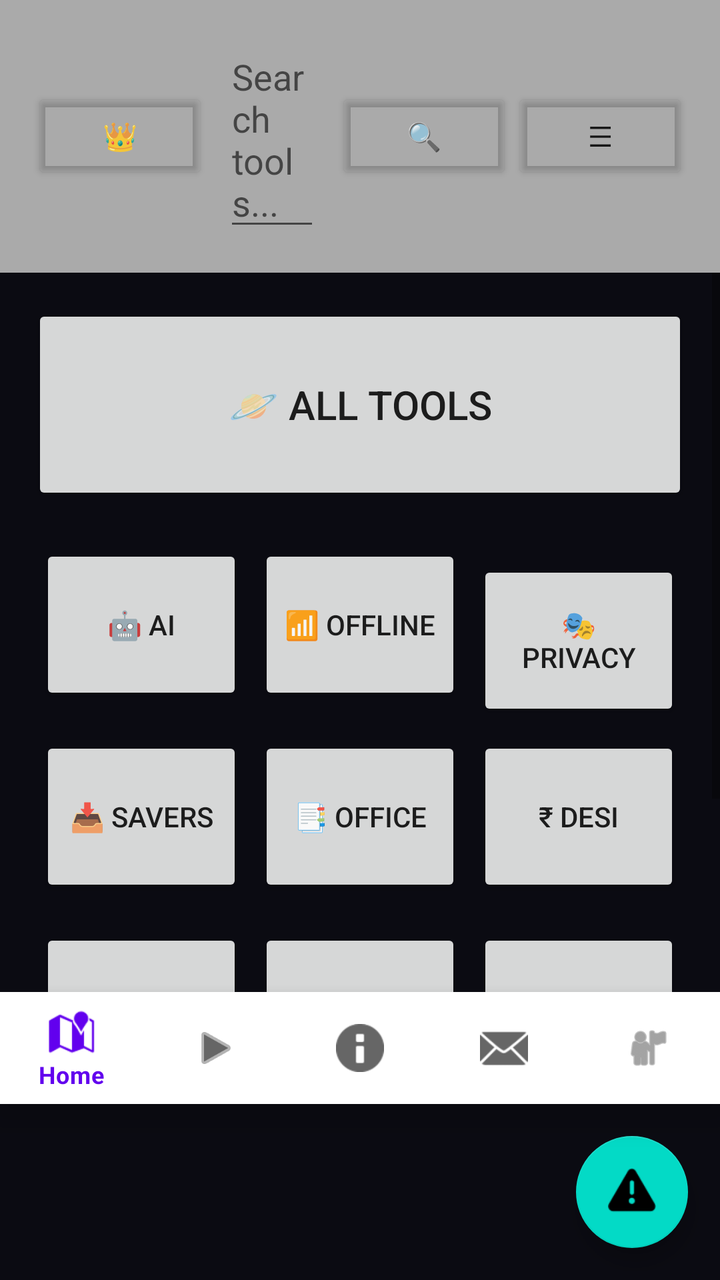
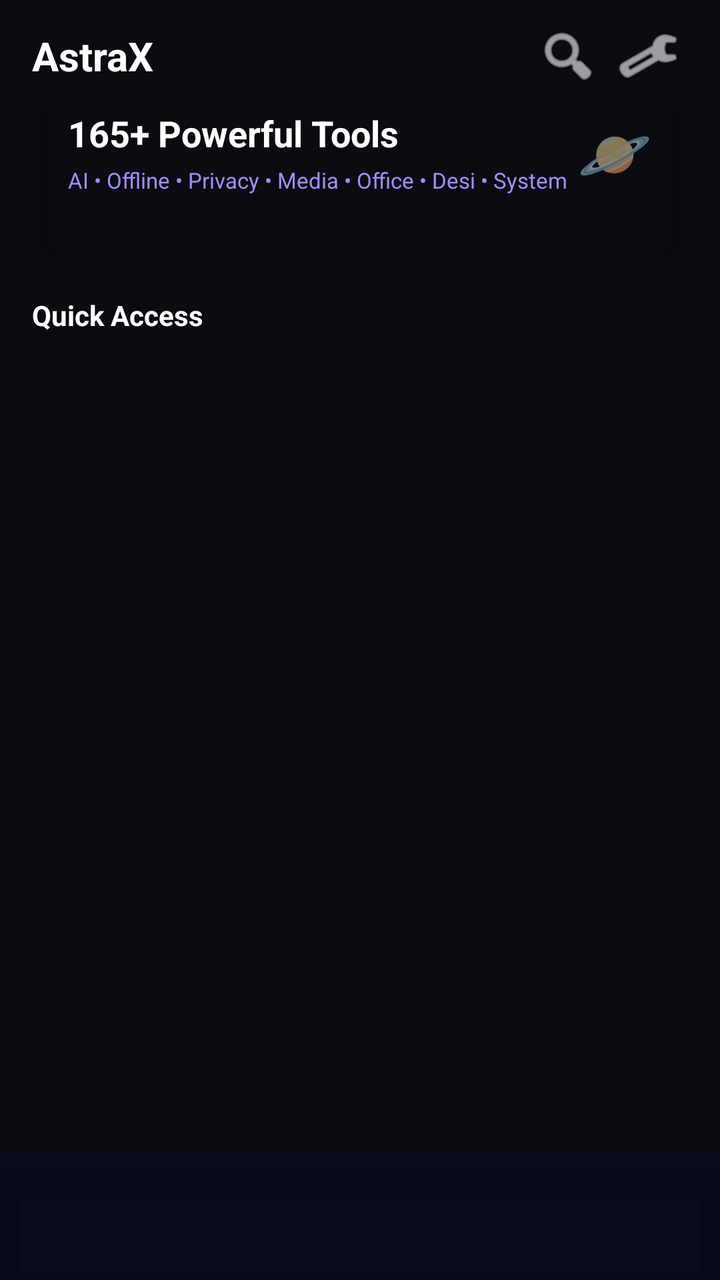

Before-and-after screenshots of an Android layout around one commit, followed by the original layout XML and the change that was made.
<!-- AndroidManifest.xml: application theme Theme.AstraX -->
<!-- res/layout/activity_main.xml -->
<?xml version="1.0" encoding="utf-8"?>
<LinearLayout xmlns:android="http://schemas.android.com/apk/res/android"
    xmlns:app="http://schemas.android.com/apk/res-auto"
    android:layout_width="match_parent"
    android:layout_height="match_parent"
    android:orientation="vertical">

    
    <LinearLayout
        android:layout_width="match_parent"
        android:layout_height="wrap_content"
        android:orientation="horizontal"
        android:gravity="center_vertical"
        android:padding="16dp"
        android:background="@android:color/darker_gray">

        <Button
            android:id="@+id/btn_vip_crown"
            android:layout_width="wrap_content"
            android:layout_height="wrap_content"
            android:text="👑"
            android:backgroundTint="@android:color/transparent" />

        <EditText
            android:id="@+id/search_input"
            android:layout_width="0dp"
            android:layout_height="wrap_content"
            android:layout_weight="1"
            android:layout_marginHorizontal="8dp"
            android:hint="Search tools..." />

        <Button
            android:id="@+id/btn_search"
            android:layout_width="wrap_content"
            android:layout_height="wrap_content"
            android:text="🔍"
            android:backgroundTint="@android:color/transparent" />

        <Button
            android:id="@+id/btn_menu"
            android:layout_width="wrap_content"
            android:layout_height="wrap_content"
            android:text="☰"
            android:backgroundTint="@android:color/transparent" />
    </LinearLayout>

    
    <FrameLayout
        android:layout_width="match_parent"
        android:layout_height="0dp"
        android:layout_weight="1">

        
        <ScrollView
            android:id="@+id/view_home"
            android:layout_width="match_parent"
            android:layout_height="match_parent"
            android:visibility="visible">

            <LinearLayout
                android:layout_width="match_parent"
                android:layout_height="wrap_content"
                android:orientation="vertical"
                android:padding="16dp">

                
                <Button
                    android:id="@+id/hero_tools_banner"
                    android:layout_width="match_parent"
                    android:layout_height="100dp"
                    android:text="🪐 All Tools"
                    android:textSize="20sp"
                    android:layout_marginBottom="16dp" />

                
                <LinearLayout
                    android:layout_width="match_parent"
                    android:layout_height="wrap_content"
                    android:orientation="horizontal"
                    android:layout_marginBottom="8dp">

                    <Button
                        android:id="@+id/folder_ai"
                        android:layout_width="0dp"
                        android:layout_height="80dp"
                        android:layout_weight="1"
                        android:text="🤖 AI"
                        android:layout_margin="4dp" />

                    <Button
                        android:id="@+id/folder_offline"
                        android:layout_width="0dp"
                        android:layout_height="80dp"
                        android:layout_weight="1"
                        android:text="📶 Offline"
                        android:layout_margin="4dp" />

                    <Button
                        android:id="@+id/folder_privacy"
                        android:layout_width="0dp"
                        android:layout_height="80dp"
                        android:layout_weight="1"
                        android:text="🎭 Privacy"
                        android:layout_margin="4dp" />
                </LinearLayout>

                <LinearLayout
                    android:layout_width="match_parent"
                    android:layout_height="wrap_content"
                    android:orientation="horizontal"
                    android:layout_marginBottom="8dp">

                    <Button
                        android:id="@+id/folder_savers"
                        android:layout_width="0dp"
                        android:layout_height="80dp"
                        android:layout_weight="1"
                        android:text="📥 Savers"
                        android:layout_margin="4dp" />

                    <Button
                        android:id="@+id/folder_office"
                        android:layout_width="0dp"
                        android:layout_height="80dp"
                        android:layout_weight="1"
                        android:text="📑 Office"
                        android:layout_margin="4dp" />

                    <Button
                        android:id="@+id/folder_desi"
                        android:layout_width="0dp"
                        android:layout_height="80dp"
                        android:layout_weight="1"
                        android:text="₹ Desi"
                        android:layout_margin="4dp" />
                </LinearLayout>

                <LinearLayout
                    android:layout_width="match_parent"
                    android:layout_height="wrap_content"
                    android:orientation="horizontal">

                    <Button
                        android:id="@+id/folder_media"
                        android:layout_width="0dp"
                        android:layout_height="80dp"
                        android:layout_weight="1"
                        android:text="🎵 Media"
                        android:layout_margin="4dp" />

                    <Button
                        android:id="@+id/folder_system"
                        android:layout_width="0dp"
                        android:layout_height="80dp"
                        android:layout_weight="1"
                        android:text="⚡ Boost"
                        android:layout_margin="4dp" />

                    <Button
                        android:id="@+id/folder_pro"
                        android:layout_width="0dp"
                        android:layout_height="80dp"
                        android:layout_weight="1"
                        android:text="🪐 Pro"
                        android:layout_margin="4dp" />
                </LinearLayout>

                <Button
                    android:id="@+id/btn_view_all"
                    android:layout_width="match_parent"
                    android:layout_height="wrap_content"
                    android:text="View All Tools"
                    android:layout_marginTop="16dp" />
            </LinearLayout>
        </ScrollView>

        
        <LinearLayout
            android:id="@+id/view_subfolders"
            android:layout_width="match_parent"
            android:layout_height="match_parent"
            android:orientation="vertical"
            android:visibility="gone"
            android:padding="16dp">

            <LinearLayout
                android:layout_width="match_parent"
                android:layout_height="wrap_content"
                android:orientation="horizontal"
                android:gravity="center_vertical">

                <Button
                    android:id="@+id/btn_back_to_categories"
                    android:layout_width="wrap_content"
                    android:layout_height="wrap_content"
                    android:text="← Back" />

                <TextView
                    android:id="@+id/subfolder_main_title"
                    android:layout_width="0dp"
                    android:layout_height="wrap_content"
                    android:layout_weight="1"
                    android:text="Category"
                    android:textSize="18sp"
                    android:gravity="center" />
            </LinearLayout>

            <LinearLayout
                android:id="@+id/subfolder_items_container"
                android:layout_width="match_parent"
                android:layout_height="0dp"
                android:layout_weight="1"
                android:orientation="vertical" />
        </LinearLayout>

        
        <LinearLayout
            android:id="@+id/view_tool_workspace"
            android:layout_width="match_parent"
            android:layout_height="match_parent"
            android:orientation="vertical"
            android:visibility="gone"
            android:padding="16dp">

            <LinearLayout
                android:layout_width="match_parent"
                android:layout_height="wrap_content"
                android:orientation="horizontal">

                <Button
                    android:id="@+id/btn_back_to_subfolders"
                    android:layout_width="wrap_content"
                    android:layout_height="wrap_content"
                    android:text="← Back" />

                <TextView
                    android:id="@+id/tool_active_title"
                    android:layout_width="0dp"
                    android:layout_height="wrap_content"
                    android:layout_weight="1"
                    android:text="Tool"
                    android:textSize="16sp"
                    android:gravity="center" />
            </LinearLayout>

            <TextView
                android:id="@+id/tool_description"
                android:layout_width="match_parent"
                android:layout_height="wrap_content"
                android:text="Description"
                android:textSize="14sp"
                android:layout_marginTop="8dp" />

            <EditText
                android:id="@+id/tool_input_field"
                android:layout_width="match_parent"
                android:layout_height="wrap_content"
                android:hint="Enter input"
                android:layout_marginTop="16dp" />

            <Button
                android:id="@+id/btn_run_tool"
                android:layout_width="match_parent"
                android:layout_height="wrap_content"
                android:text="Run Tool"
                android:layout_marginTop="8dp" />

            <TextView
                android:id="@+id/tool_output_box"
                android:layout_width="match_parent"
                android:layout_height="0dp"
                android:layout_weight="1"
                android:text="Output"
                android:layout_marginTop="16dp"
                android:padding="8dp"
                android:background="@android:color/darker_gray" />
        </LinearLayout>

        
        <TextView
            android:id="@+id/other_screen_title"
            android:layout_width="match_parent"
            android:layout_height="match_parent"
            android:gravity="center"
            android:textSize="20sp"
            android:visibility="gone" />

        
        <FrameLayout
            android:id="@+id/emergency_study_layer"
            android:layout_width="match_parent"
            android:layout_height="match_parent"
            android:visibility="gone"
            android:background="@android:color/white">

            <LinearLayout
                android:layout_width="match_parent"
                android:layout_height="match_parent"
                android:orientation="vertical"
                android:gravity="center">

                <TextView
                    android:layout_width="wrap_content"
                    android:layout_height="wrap_content"
                    android:text="📚 Study Mode Active"
                    android:textSize="24sp" />

                <Button
                    android:id="@+id/btn_close_emergency"
                    android:layout_width="wrap_content"
                    android:layout_height="wrap_content"
                    android:text="Close"
                    android:layout_marginTop="16dp" />
            </LinearLayout>
        </FrameLayout>
    </FrameLayout>

    
    <com.google.android.material.bottomnavigation.BottomNavigationView
        android:id="@+id/bottom_navigation"
        android:layout_width="match_parent"
        android:layout_height="wrap_content"
        app:menu="@menu/bottom_menu" />

    
    <com.google.android.material.floatingactionbutton.FloatingActionButton
        android:id="@+id/fab_panic"
        android:layout_width="wrap_content"
        android:layout_height="wrap_content"
        android:layout_gravity="bottom|end"
        android:layout_margin="16dp"
        android:src="@android:drawable/ic_dialog_alert" />
</LinearLayout>
<!-- resources referenced by this layout -->
<resources>
  <style name="Theme.AstraX" parent="Theme.MaterialComponents.DayNight.NoActionBar">
          <item name="android:windowBackground">@color/black_bg</item>
          <item name="android:statusBarColor">@color/black_bg</item>
      </style>
  <color name="black_bg">#0B0B12</color>
</resources>

<!-- the commit's change to res/layout/activity_main.xml (unified diff, before → after) -->
@@ -1,333 +1,155 @@
 <?xml version="1.0" encoding="utf-8"?>
-<LinearLayout xmlns:android="http://schemas.android.com/apk/res/android"
+<androidx.coordinatorlayout.widget.CoordinatorLayout
+    xmlns:android="http://schemas.android.com/apk/res/android"
     xmlns:app="http://schemas.android.com/apk/res-auto"
     android:layout_width="match_parent"
     android:layout_height="match_parent"
-    android:orientation="vertical">
+    android:background="@color/amoled_black"
+    android:padding="0dp">
 
     
     <LinearLayout
+        android:id="@+id/header_bar"
         android:layout_width="match_parent"
-        android:layout_height="wrap_content"
+        android:layout_height="56dp"
         android:orientation="horizontal"
         android:gravity="center_vertical"
-        android:padding="16dp"
-        android:background="@android:color/darker_gray">
+        android:paddingStart="16dp"
+        android:paddingEnd="16dp"
+        android:background="@color/amoled_black"
+        android:elevation="2dp">
 
-        <Button
-            android:id="@+id/btn_vip_crown"
+        <TextView
+            android:id="@+id/app_title"
             android:layout_width="wrap_content"
             android:layout_height="wrap_content"
-            android:text="👑"
-            android:backgroundTint="@android:color/transparent" />
+            android:text="AstraX"
+            android:textColor="@color/text_primary"
+            android:textSize="20sp"
+            android:textStyle="bold" />
 
-        <EditText
-            android:id="@+id/search_input"
-            android:layout_width="0dp"
-            android:layout_height="wrap_content"
-            android:layout_weight="1"
-            android:layout_marginHorizontal="8dp"
-            android:hint="Search tools..." />
+        <View android:layout_width="0dp" android:layout_height="wrap_content" android:layout_weight="1"/>
 
-        <Button
+        <ImageButton
             android:id="@+id/btn_search"
-            android:layout_width="wrap_content"
-            android:layout_height="wrap_content"
-            android:text="🔍"
-            android:backgroundTint="@android:color/transparent" />
+            android:layout_width="40dp"
+            android:layout_height="40dp"
+            android:src="@android:drawable/ic_menu_search"
+            android:backgroundTint="@android:color/transparent"
+            android:tint="@color/text_primary"/>
 
-        <Button
+        <ImageButton
             android:id="@+id/btn_menu"
-            android:layout_width="wrap_content"
-            android:layout_height="wrap_content"
-            android:text="☰"
-            android:backgroundTint="@android:color/transparent" />
+            android:layout_width="40dp"
+            android:layout_height="40dp"
+            android:src="@android:drawable/ic_menu_manage"
+            android:backgroundTint="@android:color/transparent"
+            android:tint="@color/text_primary"/>
     </LinearLayout>
 
     
-    <FrameLayout
+    <ScrollView
+        android:id="@+id/scroll_main"
         android:layout_width="match_parent"
-        android:layout_height="0dp"
-        android:layout_weight="1">
+        android:layout_height="match_parent"
+        android:layout_marginBottom="72dp"
+        app:layout_behavior="@string/appbar_scrolling_view_behavior">
 
-        
-        <ScrollView
-            android:id="@+id/view_home"
+        <LinearLayout
             android:layout_width="match_parent"
-            android:layout_height="match_parent"
-            android:visibility="visible">
+            android:layout_height="wrap_content"
+            android:orientation="vertical"
+            android:padding="16dp">
 
-            <LinearLayout
+            
+            <com.google.android.material.card.MaterialCardView
+                android:id="@+id/hero_tools_banner"
+                android:layout_width="match_parent"
+                android:layout_height="120dp"
+                app:cardCornerRadius="16dp"
+                app:cardBackgroundColor="@android:color/transparent"
+                android:foreground="?attr/selectableItemBackground"
+                android:clickable="true"
+                android:focusable="true"
+                android:background="@drawable/hero_banner_gradient"
+                app:cardElevation="8dp">
+
+                <RelativeLayout
+                    android:layout_width="match_parent"
+                    android:layout_height="match_parent"
+                    android:padding="18dp">
+
+                    <LinearLayout
+                        android:layout_width="wrap_content"
+                        android:layout_height="wrap_content"
+                        android:orientation="vertical"
+                        android:layout_alignParentStart="true"
+                        android:layout_centerVertical="true">
+
+                        <TextView
+                            android:id="@+id/hero_title"
+                            android:layout_width="wrap_content"
+                            android:layout_height="wrap_content"
+                            android:text="165+ Powerful Tools"
+                            android:textColor="@color/text_primary"
+                            android:textSize="18sp"
+                            android:textStyle="bold"/>
+
+                        <TextView
+                            android:id="@+id/hero_sub"
+                            android:layout_width="wrap_content"
+                            android:layout_height="wrap_content"
+                            android:text="AI • Offline • Privacy • Media • Office • Desi • System"
+                            android:textColor="@color/accent_neon_purple"
+                            android:textSize="11sp"
+                            android:layout_marginTop="4dp"/>
+                    </LinearLayout>
+
+                    <TextView
+                        android:id="@+id/hero_icon"
+                        android:layout_width="wrap_content"
+                        android:layout_height="wrap_content"
+                        android:text="🪐"
+                        android:textSize="30sp"
+                        android:layout_alignParentEnd="true"
+                        android:layout_centerVertical="true"/>
+                </RelativeLayout>
+            </com.google.android.material.card.MaterialCardView>
+
+            
+            <TextView
+                android:layout_width="wrap_content"
+                android:layout_height="wrap_content"
+                android:text="Quick Access"
+                android:textColor="@color/text_primary"
+                android:textSize="14sp"
+                android:textStyle="bold"
+                android:layout_marginTop="12dp"/>
+
+            <androidx.recyclerview.widget.RecyclerView
+                android:id="@+id/quick_access_grid"
                 android:layout_width="match_parent"
                 android:layout_height="wrap_content"
-                android:orientation="vertical"
-                android:padding="16dp">
-
+                android:overScrollMode="never"
+                android:layout_marginTop="8dp"
+                android:nestedScrollingEnabled="false"
+                android:clipToPadding="false"
+                android:paddingBottom="6dp"/>
                 
-                <Button
-                    android:id="@+id/hero_tools_banner"
-                    android:layout_width="match_parent"
-                    android:layout_height="100dp"
-                    android:text="🪐 All Tools"
-                    android:textSize="20sp"
-                    android:layout_marginBottom="16dp" />
-
-                
-                <LinearLayout
-                    android:layout_width="match_parent"
-                    android:layout_height="wrap_content"
-                    android:orientation="horizontal"
-                    android:layout_marginBottom="8dp">
-
-                    <Button
-                        android:id="@+id/folder_ai"
-                        android:layout_width="0dp"
-                        android:layout_height="80dp"
-                        android:layout_weight="1"
-                        android:text="🤖 AI"
-                        android:layout_margin="4dp" />
-
-                    <Button
-                        android:id="@+id/folder_offline"
-                        android:layout_width="0dp"
-                        android:layout_height="80dp"
-                        android:layout_weight="1"
-                        android:text="📶 Offline"
-                        android:layout_margin="4dp" />
-
-                    <Button
-                        android:id="@+id/folder_privacy"
-                        android:layout_width="0dp"
-                        android:layout_height="80dp"
-                        android:layout_weight="1"
-                        android:text="🎭 Privacy"
-                        android:layout_margin="4dp" />
-                </LinearLayout>
-
-                <LinearLayout
-                    android:layout_width="match_parent"
-                    android:layout_height="wrap_content"
-                    android:orientation="horizontal"
-                    android:layout_marginBottom="8dp">
-
-                    <Button
-                        android:id="@+id/folder_savers"
-                        android:layout_width="0dp"
-                        android:layout_height="80dp"
-                        android:layout_weight="1"
-                        android:text="📥 Savers"
-                        android:layout_margin="4dp" />
-
-                    <Button
-                        android:id="@+id/folder_office"
-                        android:layout_width="0dp"
-                        android:layout_height="80dp"
-                        android:layout_weight="1"
-                        android:text="📑 Office"
-                        android:layout_margin="4dp" />
-
-                    <Button
-                        android:id="@+id/folder_desi"
-                        android:layout_width="0dp"
-                        android:layout_height="80dp"
-                        android:layout_weight="1"
-                        android:text="₹ Desi"
-                        android:layout_margin="4dp" />
-                </LinearLayout>
-
-                <LinearLayout
-                    android:layout_width="match_parent"
-                    android:layout_height="wrap_content"
-                    android:orientation="horizontal">
-
-                    <Button
-                        android:id="@+id/folder_media"
-                        android:layout_width="0dp"
-                        android:layout_height="80dp"
-                        android:layout_weight="1"
-                        android:text="🎵 Media"
-                        android:layout_margin="4dp" />
-
-                    <Button
-                        android:id="@+id/folder_system"
-                        android:layout_width="0dp"
-                        android:layout_height="80dp"
-                        android:layout_weight="1"
-                        android:text="⚡ Boost"
-                        android:layout_margin="4dp" />
-
-                    <Button
-                        android:id="@+id/folder_pro"
-                        android:layout_width="0dp"
-                        android:layout_height="80dp"
-                        android:layout_weight="1"
-                        android:text="🪐 Pro"
-                        android:layout_margin="4dp" />
-                </LinearLayout>
-
-                <Button
-                    android:id="@+id/btn_view_all"
-                    android:layout_width="match_parent"
-                    android:layout_height="wrap_content"
-                    android:text="View All Tools"
-                    android:layout_marginTop="16dp" />
-            </LinearLayout>
-        </ScrollView>
-
-        
-        <LinearLayout
-            android:id="@+id/view_subfolders"
-            android:layout_width="match_parent"
-            android:layout_height="match_parent"
-            android:orientation="vertical"
-            android:visibility="gone"
-            android:padding="16dp">
-
-            <LinearLayout
-                android:layout_width="match_parent"
-                android:layout_height="wrap_content"
-                android:orientation="horizontal"
-                android:gravity="center_vertical">
-
-                <Button
-                    android:id="@+id/btn_back_to_categories"
-                    android:layout_width="wrap_content"
-                    android:layout_height="wrap_content"
-                    android:text="← Back" />
-
-                <TextView
-                    android:id="@+id/subfolder_main_title"
-                    android:layout_width="0dp"
-                    android:layout_height="wrap_content"
-                    android:layout_weight="1"
-                    android:text="Category"
-                    android:textSize="18sp"
-                    android:gravity="center" />
-            </LinearLayout>
-
-            <LinearLayout
-                android:id="@+id/subfolder_items_container"
-                android:layout_width="match_parent"
-                android:layout_height="0dp"
-                android:layout_weight="1"
-                android:orientation="vertical" />
         </LinearLayout>
-
-        
-        <LinearLayout
-            android:id="@+id/view_tool_workspace"
-            android:layout_width="match_parent"
-            android:layout_height="match_parent"
-            android:orientation="vertical"
-            android:visibility="gone"
-            android:padding="16dp">
-
-            <LinearLayout
-                android:layout_width="match_parent"
-                android:layout_height="wrap_content"
-                android:orientation="horizontal">
-
-                <Button
-                    android:id="@+id/btn_back_to_subfolders"
-                    android:layout_width="wrap_content"
-                    android:layout_height="wrap_content"
-                    android:text="← Back" />
-
-                <TextView
-                    android:id="@+id/tool_active_title"
-                    android:layout_width="0dp"
-                    android:layout_height="wrap_content"
-                    android:layout_weight="1"
-                    android:text="Tool"
-                    android:textSize="16sp"
-                    android:gravity="center" />
-            </LinearLayout>
-
-            <TextView
-                android:id="@+id/tool_description"
-                android:layout_width="match_parent"
-                android:layout_height="wrap_content"
-                android:text="Description"
-                android:textSize="14sp"
-                android:layout_marginTop="8dp" />
-
-            <EditText
-                android:id="@+id/tool_input_field"
-                android:layout_width="match_parent"
-                android:layout_height="wrap_content"
-                android:hint="Enter input"
-                android:layout_marginTop="16dp" />
-
-            <Button
-                android:id="@+id/btn_run_tool"
-                android:layout_width="match_parent"
-                android:layout_height="wrap_content"
-                android:text="Run Tool"
-                android:layout_marginTop="8dp" />
-
-            <TextView
-                android:id="@+id/tool_output_box"
-                android:layout_width="match_parent"
-                android:layout_height="0dp"
-                android:layout_weight="1"
-                android:text="Output"
-                android:layout_marginTop="16dp"
-                android:padding="8dp"
-                android:background="@android:color/darker_gray" />
-        </LinearLayout>
-
-        
-        <TextView
-            android:id="@+id/other_screen_title"
-            android:layout_width="match_parent"
-            android:layout_height="match_parent"
-            android:gravity="center"
-            android:textSize="20sp"
-            android:visibility="gone" />
-
-        
-        <FrameLayout
-            android:id="@+id/emergency_study_layer"
-            android:layout_width="match_parent"
-            android:layout_height="match_parent"
-            android:visibility="gone"
-            android:background="@android:color/white">
-
-            <LinearLayout
-                android:layout_width="match_parent"
-                android:layout_height="match_parent"
-                android:orientation="vertical"
-                android:gravity="center">
-
-                <TextView
-                    android:layout_width="wrap_content"
-                    android:layout_height="wrap_content"
-                    android:text="📚 Study Mode Active"
-                    android:textSize="24sp" />
-
-                <Button
-                    android:id="@+id/btn_close_emergency"
-                    android:layout_width="wrap_content"
-                    android:layout_height="wrap_content"
-                    android:text="Close"
-                    android:layout_marginTop="16dp" />
-            </LinearLayout>
-        </FrameLayout>
-    </FrameLayout>
+    </ScrollView>
 
     
     <com.google.android.material.bottomnavigation.BottomNavigationView
         android:id="@+id/bottom_navigation"
         android:layout_width="match_parent"
-        android:layout_height="wrap_content"
-        app:menu="@menu/bottom_menu" />
-
-    
-    <com.google.android.material.floatingactionbutton.FloatingActionButton
-        android:id="@+id/fab_panic"
-        android:layout_width="wrap_content"
-        android:layout_height="wrap_content"
-        android:layout_gravity="bottom|end"
-        android:layout_margin="16dp"
-        android:src="@android:drawable/ic_dialog_alert" />
-</LinearLayout>
+        android:layout_height="64dp"
+        android:layout_gravity="bottom"
+        android:background="@color/bottom_nav_bg"
+        app:itemIconTint="@color/text_primary"
+        app:itemTextColor="@color/text_primary"
+        app:labelVisibilityMode="labeled"
+        app:itemIconSize="24dp"
+        android:paddingBottom="8dp"
+        android:paddingTop="8dp"/>
+</androidx.coordinatorlayout.widget.CoordinatorLayout>
<!-- resource entries referenced after the edit -->
@@ -1,9 +1,23 @@
 <!-- resources referenced by this layout -->
 <resources>
-  <style name="Theme.AstraX" parent="Theme.MaterialComponents.DayNight.NoActionBar">
-          <item name="android:windowBackground">@color/black_bg</item>
-          <item name="android:statusBarColor">@color/black_bg</item>
+  <color name="accent_neon_purple">#A78BFA</color>
+  <color name="amoled_black">#0B0B12</color>
+  <color name="bottom_nav_bg">#0F0F16CC</color>
+  <color name="text_primary">#FFFFFF</color>
+  <!-- drawable hero_banner_gradient (drawable) -->
+  <?xml version="1.0" encoding="utf-8"?>
+  <shape xmlns:android="http://schemas.android.com/apk/res/android" android:shape="rectangle">
+      <gradient
+          android:startColor="#1F1B3C"
+          android:endColor="#3B1E78"
+          android:angle="0"/>
+      <corners android:radius="16dp"/>
+  </shape>
+  <style name="Theme.AstraX" parent="Theme.MaterialComponents.DayNight.DarkActionBar">
+          <item name="colorPrimary">#121212</item>
+          <item name="colorOnPrimary">#FFFFFF</item>
+          <item name="android:statusBarColor">#000000</item>
+          <item name="android:windowBackground">@color/amoled_black</item>
       </style>
-  <color name="black_bg">#0B0B12</color>
 </resources>
 
